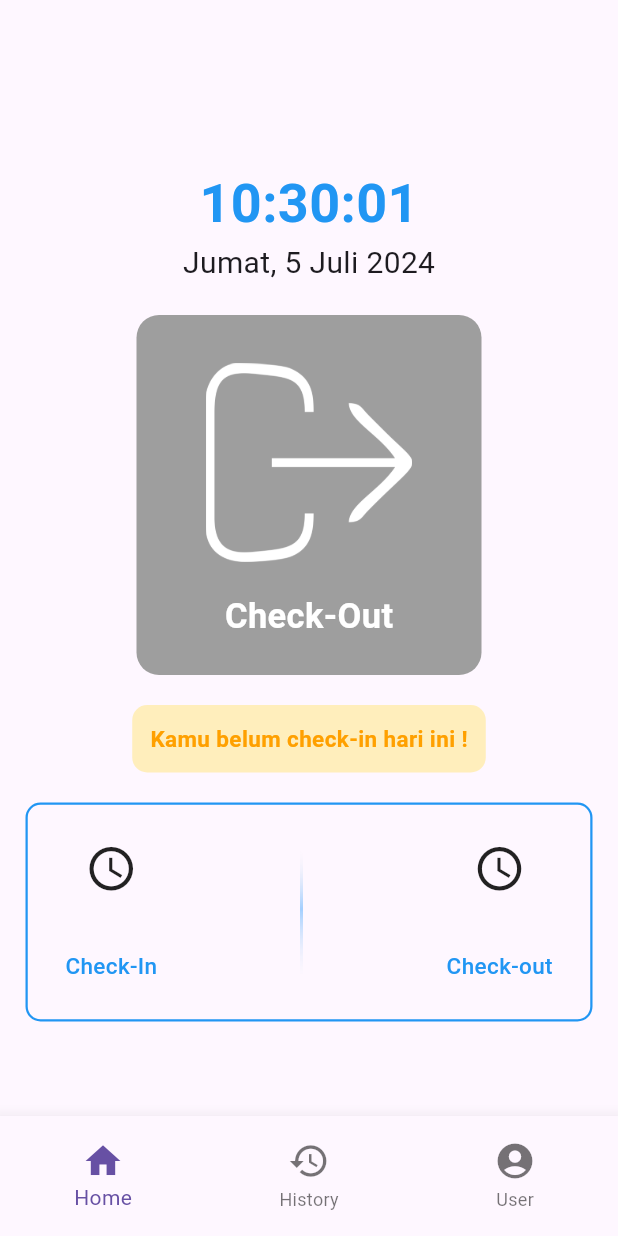
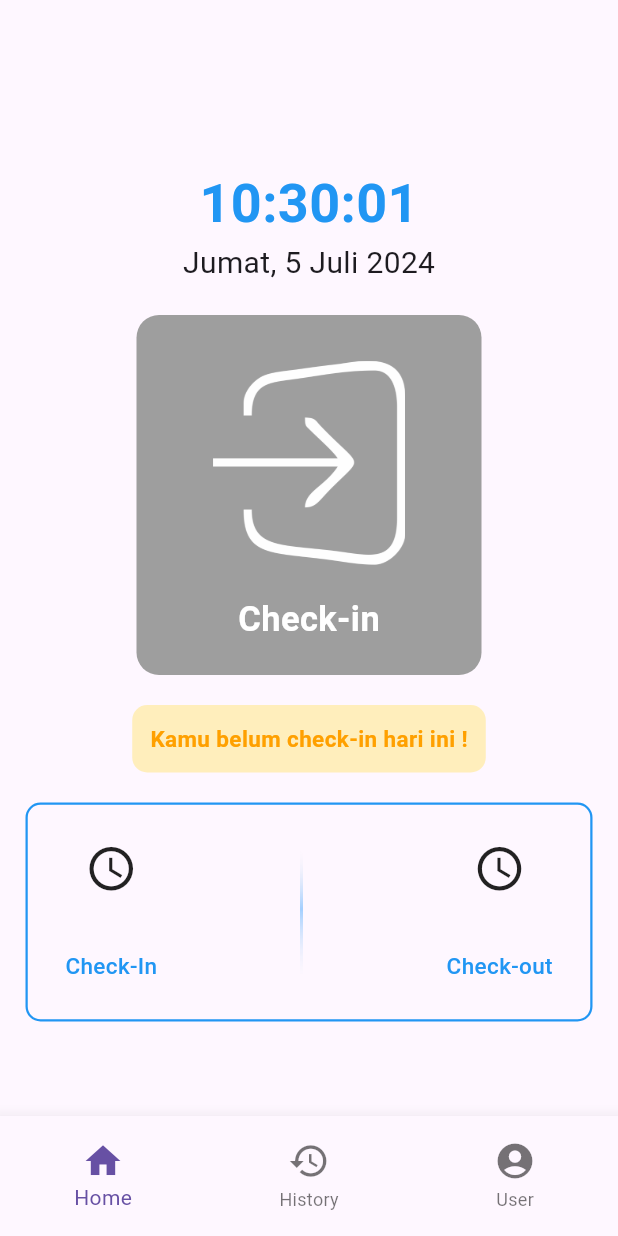
Before and after one commit to BangKoer/attendance_app, a Flutter app: the HomeView screen opened by its route, on a phone screen of 412 x 824 dp. Run offline on Flutter 3.47's test engine with Material 3 defaults, Android fonts, the phone set to English and light mode, and no system bars; our stand-ins replace data_table_2, get, percent_indicator, shared_preferences, smooth_page_indicator; missing offline and left inert: qr_code_scanner; accounts and stored records are empty; network calls fail.

Commit message:
fixing bug logika cek in  cek out

```diff
--- a/lib/app/modules/home/views/home_view.dart
+++ b/lib/app/modules/home/views/home_view.dart
@@ -115,8 +115,7 @@ class HomePage extends StatelessWidget {
               ),
               //Scan
               Obx(() => InkWell(
-                    onTap: controller.isCheckedIn.value ^
-                            controller.isCheckedOut.value
+                    onTap: controller.isScanEnabled.value
                         ? () {
                             Get.to(() => QRScanPage());
                           }
@@ -129,8 +128,7 @@ class HomePage extends StatelessWidget {
                       height: 240,
                       width: 230,
                       decoration: BoxDecoration(
-                        color: controller.isCheckedIn.value ^
-                                controller.isCheckedOut.value
+                        color: controller.isScanEnabled.value
                             ? Colors.blue
                             : Colors.grey,
                         borderRadius: BorderRadius.circular(15),
@@ -145,8 +143,8 @@ class HomePage extends StatelessWidget {
                           ),
                           Image.asset(
                             controller.isCheckedIn.value
-                                ? 'assets/checkin.png'
-                                : 'assets/checkout.png',
+                                ? 'assets/checkout.png'
+                                : 'assets/checkin.png',
                             scale: 3.8,
                           ),
                           SizedBox(
@@ -154,8 +152,8 @@ class HomePage extends StatelessWidget {
                           ),
                           Text(
                             controller.isCheckedIn.value
-                                ? "Check-in"
-                                : "Check-Out",
+                                ? "Check-Out"
+                                : "Check-in",
                             style: TextStyle(
                               color: Colors.white,
                               fontWeight: FontWeight.bold,
@@ -173,14 +171,14 @@ class HomePage extends StatelessWidget {
               Obx(() => Container(
                     padding: EdgeInsets.all(12.0),
                     decoration: BoxDecoration(
-                      color: controller.isCheckedIn.value
+                      color: controller.isCheckedIn.value ||
+                              controller.isCheckedOut.value
                           ? Colors.green
                           : Color.fromARGB(255, 255, 238, 188),
                       borderRadius: BorderRadius.circular(10),
                     ),
                     child: Text(
-                      controller.isCheckedIn.value &&
-                              controller.isCheckedOut.value
+                      controller.isCheckedOut.value
                           ? 'Kamu sudah Absen hari ini !'
                           : controller.isCheckedIn.value
                               ? 'Kamu sudah check-in hari ini !'
@@ -188,7 +186,8 @@ class HomePage extends StatelessWidget {
                       style: TextStyle(
                         fontSize: 15,
                         fontWeight: FontWeight.w600,
-                        color: controller.isCheckedIn.value
+                        color: controller.isCheckedIn.value ||
+                                controller.isCheckedOut.value
                             ? Colors.white
                             : Colors.amber[700],
                       ),
--- a/lib/app/modules/login/controllers/login_controller.dart
+++ b/lib/app/modules/login/controllers/login_controller.dart
@@ -9,6 +9,7 @@ class LoginController extends GetxController {
   var emailController = TextEditingController();
   var passController = TextEditingController();
   var data;
+  String baseURL = "192.168.231.100";
 
   var isLoading = false.obs;
 
@@ -17,7 +18,7 @@ class LoginController extends GetxController {
       isLoading.value = true;
       var response = await http.post(
         Uri.parse(
-            'http://192.168.238.100:8000/api/auth/login'), // Ganti dengan URL API Anda
+            'http://$baseURL:8000/api/auth/login'), // Ganti dengan URL API Anda
         body: {
           'email': emailController.text,
           'password': passController.text,
```
Also changed, not shown: lib/app/modules/home/controllers/home_controller.dart (+7 -7 lines).
